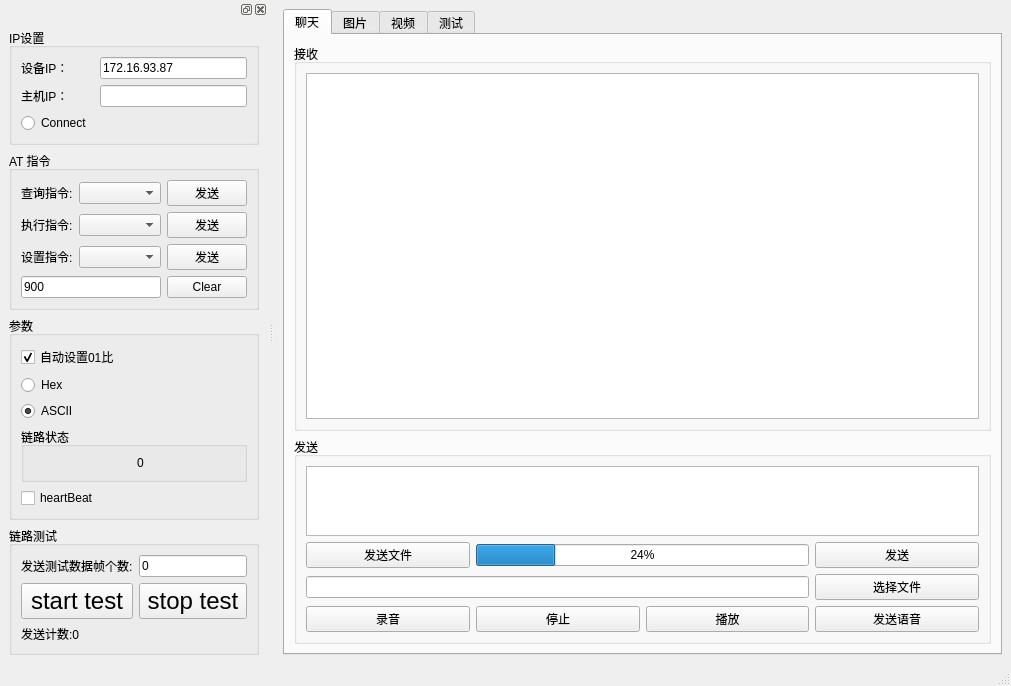
Before: the Qt Designer form mainwindow.ui in kdurant/laserCom, drawn with Qt 5.
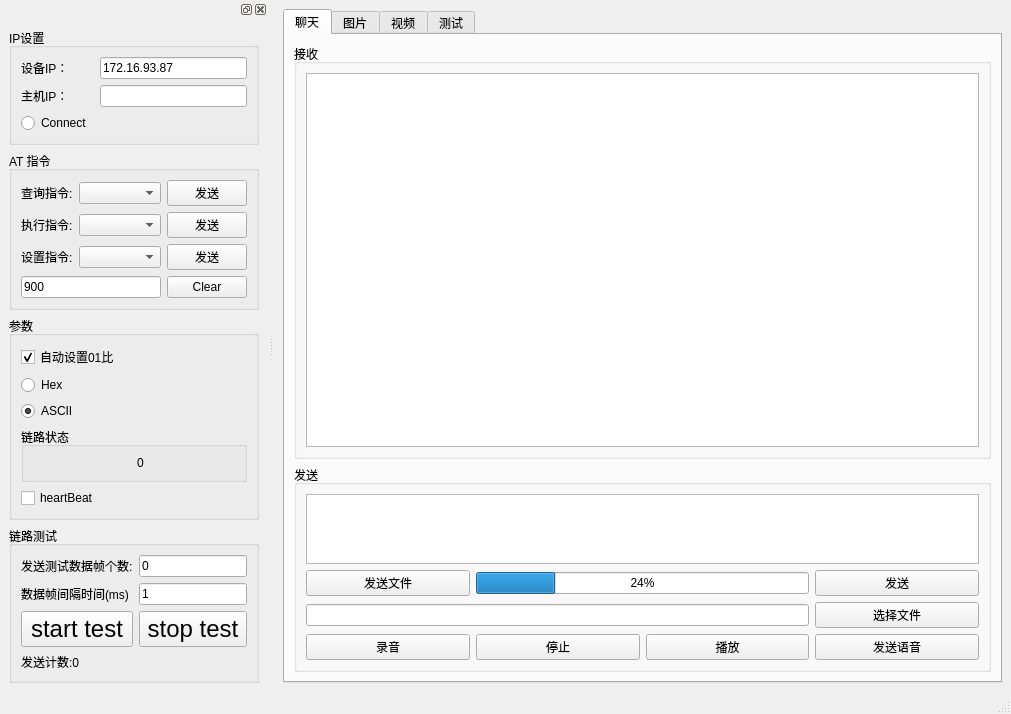
After: the same form once the commit is applied. Icons and pictures are not drawn.

Commit message: feat: 添加测试链路计数功能

The edit to the form file:
```diff
--- a/mainwindow.ui
+++ b/mainwindow.ui
@@ -471,7 +471,24 @@
         <string>链路测试</string>
        </property>
        <layout class="QGridLayout" name="gridLayout_5">
-        <item row="1" column="1">
+        <item row="0" column="1">
+         <widget class="QLineEdit" name="lineEdit_testFrameNumber">
+          <property name="toolTip">
+           <string>0, 一直发送，直到停止测试</string>
+          </property>
+          <property name="text">
+           <string>0</string>
+          </property>
+         </widget>
+        </item>
+        <item row="3" column="0" colspan="2">
+         <widget class="QLabel" name="label_sendCnt">
+          <property name="text">
+           <string>发送计数:0</string>
+          </property>
+         </widget>
+        </item>
+        <item row="2" column="1">
          <widget class="QPushButton" name="btn_stopTest">
           <property name="sizePolicy">
            <sizepolicy hsizetype="Expanding" vsizetype="Fixed">
@@ -492,31 +509,6 @@
           </property>
          </widget>
         </item>
-        <item row="2" column="0" colspan="2">
-         <widget class="QLabel" name="label_sendCnt">
-          <property name="text">
-           <string>发送计数:0</string>
-          </property>
-         </widget>
-        </item>
-        <item row="1" column="0">
-         <widget class="QPushButton" name="btn_sendTest">
-          <property name="sizePolicy">
-           <sizepolicy hsizetype="Expanding" vsizetype="Fixed">
-            <horstretch>0</horstretch>
-            <verstretch>0</verstretch>
-           </sizepolicy>
-          </property>
-          <property name="font">
-           <font>
-            <pointsize>18</pointsize>
-           </font>
-          </property>
-          <property name="text">
-           <string>start test</string>
-          </property>
-         </widget>
-        </item>
         <item row="0" column="0">
          <widget class="QLabel" name="label_7">
           <property name="text">
@@ -524,13 +516,35 @@
           </property>
          </widget>
         </item>
-        <item row="0" column="1">
-         <widget class="QLineEdit" name="lineEdit_testFrameNumber">
-          <property name="toolTip">
-           <string>0, 一直发送，直到停止测试</string>
+        <item row="2" column="0">
+         <widget class="QPushButton" name="btn_sendTest">
+          <property name="sizePolicy">
+           <sizepolicy hsizetype="Expanding" vsizetype="Fixed">
+            <horstretch>0</horstretch>
+            <verstretch>0</verstretch>
+           </sizepolicy>
           </property>
+          <property name="font">
+           <font>
+            <pointsize>18</pointsize>
+           </font>
+          </property>
           <property name="text">
-           <string>0</string>
+           <string>start test</string>
+          </property>
+         </widget>
+        </item>
+        <item row="1" column="0">
+         <widget class="QLabel" name="label_4">
+          <property name="text">
+           <string>数据帧间隔时间(ms)</string>
+          </property>
+         </widget>
+        </item>
+        <item row="1" column="1">
+         <widget class="QLineEdit" name="lineEdit_testFrameInterval">
+          <property name="text">
+           <string>1</string>
           </property>
          </widget>
         </item>
```
Left out of the diff: 3 changed lines with no effect on the pictures. The commit also changes 4 other files.
